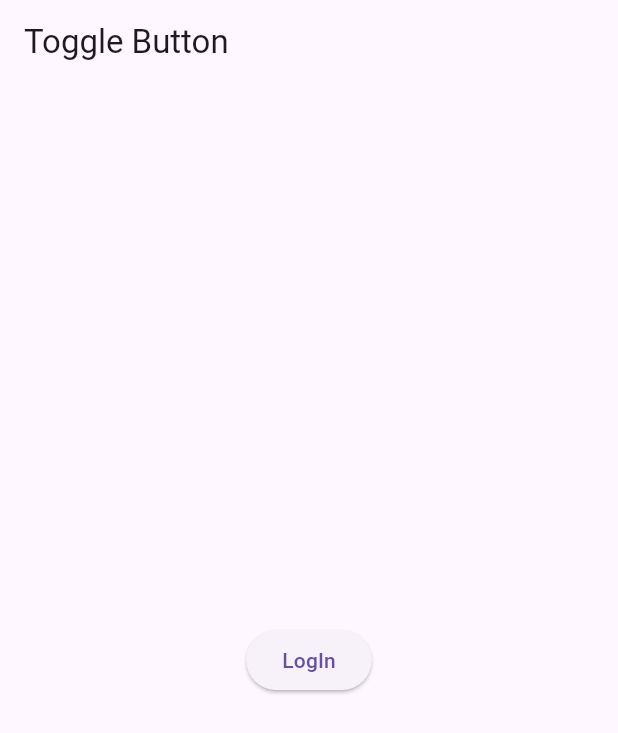
After one commit to MEhsan1237/practice-widgets, a Flutter app: the ToggleButtonScreen screen opened directly, after a tap on "LogOut", on a phone screen of 412 x 824 dp. The commit adds this screen. Shown: the top 733 px of the screen. Run offline on Flutter 3.47's test engine with Material 3 defaults, Android fonts, the phone set to English and light mode, and no system bars; our stand-ins replace animated_text_kit; missing offline and left inert: floating_draggable_widget, scratcher, stepper_touch.

Commit message:
upload provider

```diff
--- a/lib/main1.dart
+++ b/lib/main1.dart
@@ -1,6 +1,8 @@
 import 'package:flutter/material.dart';
 import 'package:packages_app/provider/counterprovider.dart';
 import 'package:packages_app/provider/sliderprovider.dart';
+import 'package:packages_app/provider/togglebuttonprovider.dart';
+import 'package:packages_app/providerclasses/buttontoggleproviderclass.dart';
 import 'package:packages_app/providerclasses/countproviderclass.dart';
 import 'package:packages_app/providerclasses/sliderproviderclass.dart';
 import 'package:provider/provider.dart';
@@ -10,11 +12,12 @@ void main() {
     MultiProvider(
       providers: [
         ChangeNotifierProvider(create: (_) => CounterProviderClassScreen()),
-        ChangeNotifierProvider(create: (_)=> SliderProviderClassScreen())
+        ChangeNotifierProvider(create: (_)=> SliderProviderClassScreen()),
+        ChangeNotifierProvider(create: (_)=>ButtonToggleProviderClass())
       ],
       child: MaterialApp(
         debugShowCheckedModeBanner: false,
-        home: SliderProviderScreen(),
+        home:  ToggleButtonScreen(),
       ),
     ),
 
--- /dev/null
+++ b/lib/provider/togglebuttonprovider.dart
@@ -0,0 +1,27 @@
+import 'package:flutter/material.dart';
+import 'package:provider/provider.dart';
+
+import '../providerclasses/buttontoggleproviderclass.dart';
+
+
+class ToggleButtonScreen extends StatelessWidget {
+  const ToggleButtonScreen({super.key});
+
+  @override
+  Widget build(BuildContext context) {
+    final provider = Provider.of<ButtonToggleProviderClass>(context);
+    return  Scaffold(
+      appBar: AppBar(title: Text("Toggle Button"),),
+      body: Center(
+        child:
+         Consumer<ButtonToggleProviderClass>(builder: (context, value, child) {
+           return
+             ElevatedButton(onPressed: (){
+               value.toggleButton(value);
+
+             }, child: Text(value.isLogin? "LogOut":"LogIn"));
+         },)
+      ),
+    );
+  }
+}
--- /dev/null
+++ b/lib/providerclasses/buttontoggleproviderclass.dart
@@ -0,0 +1,15 @@
+
+
+
+
+import 'package:flutter/material.dart';
+
+class ButtonToggleProviderClass extends ChangeNotifier{
+  bool _isLogin = true;
+  bool get isLogin => _isLogin;
+
+  void toggleButton(val){
+    _isLogin = !_isLogin;
+    notifyListeners();
+  }
+}
```
